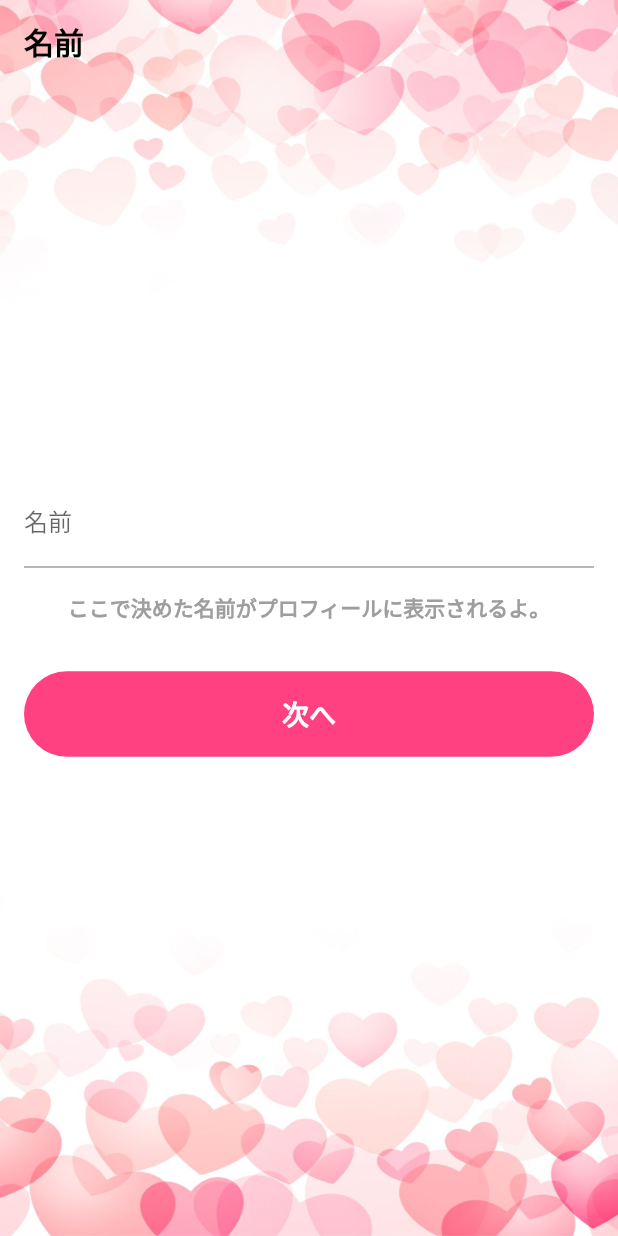
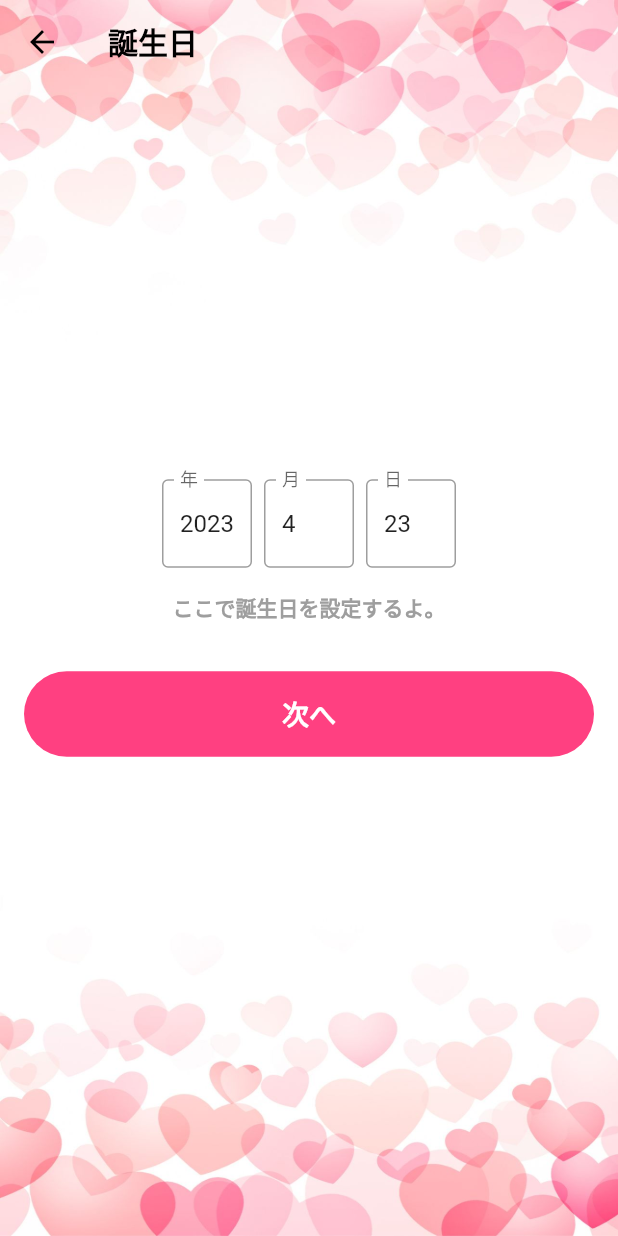
Before and after one commit to HirotakaUchishiba/koibana.ai, a Flutter app: the RegisterNameScreen screen opened directly, after a tap on "次へ", on a phone screen of 412 x 824 dp. Run offline on Flutter 3.47's test engine with Material 2 defaults, Android fonts, the phone set to English and light mode, and no system bars; our stand-ins replace email_validator, flutter_riverpod, hooks_riverpod.

Commit message:
誕生日設定ページ作成

```diff
--- /dev/null
+++ b/client/lib/providers/birthday_provider.dart
@@ -0,0 +1,19 @@
+import 'package:flutter_riverpod/flutter_riverpod.dart';
+
+class Birthday extends StateNotifier<DateTime> {
+  Birthday() : super(DateTime.now());
+
+  void updateYear(int year) {
+    state = DateTime(year, state.month, state.day);
+  }
+
+  void updateMonth(int month) {
+    state = DateTime(state.year, month, state.day);
+  }
+
+  void updateDay(int day) {
+    state = DateTime(state.year, state.month, day);
+  }
+}
+
+final birthdayProvider = StateNotifierProvider<Birthday, DateTime>((ref) => Birthday());
--- /dev/null
+++ b/client/lib/screens/register_birthday_screen/register_birthday_screen.dart
@@ -0,0 +1,112 @@
+import 'package:client/providers/birthday_provider.dart';
+import 'package:flutter/material.dart';
+import 'package:flutter/services.dart';
+import 'package:hooks_riverpod/hooks_riverpod.dart';
+
+class RegisterBirthdayScreen extends HookConsumerWidget {
+  const RegisterBirthdayScreen({super.key});
+
+  @override
+  Widget build(BuildContext context, WidgetRef ref) {
+    final birthday = ref.watch(birthdayProvider);
+
+    return Scaffold(
+      extendBodyBehindAppBar: true,
+      appBar: AppBar(
+          title: const Text('誕生日',
+              style:
+                  TextStyle(fontWeight: FontWeight.bold, color: Colors.black)),
+          iconTheme: const IconThemeData(color: Colors.black),
+          backgroundColor: Colors.transparent,
+          elevation: 0),
+      body: Container(
+        decoration: const BoxDecoration(
+          image: DecorationImage(
+            image: AssetImage('images/background_image2.jpg'),
+            fit: BoxFit.fill,
+          ),
+        ),
+        child: Padding(
+          padding: const EdgeInsets.fromLTRB(16, 0, 16, 0),
+          child: Center(
+            child: Column(
+              mainAxisAlignment: MainAxisAlignment.center,
+              children: [
+                Row(
+                  mainAxisAlignment: MainAxisAlignment.center,
+                  children: [
+                    _buildTextField(context, ref, '年', birthday.year,
+                        (value) {
+                      ref.read(birthdayProvider.notifier).updateYear(value);
+                    }),
+                    const SizedBox(width: 8),
+                    _buildTextField(context, ref, '月', birthday.month,
+                        (value) {
+                      ref.read(birthdayProvider.notifier).updateMonth(value);
+                    }),
+                    const SizedBox(width: 8),
+                    _buildTextField(context, ref, '日', birthday.day, (value) {
+                      ref.read(birthdayProvider.notifier).updateDay(value);
+                    }),
+                  ],
+                ),
+                const SizedBox(height: 16),
+                const Text('ここで誕生日を設定するよ。',
+                    style: TextStyle(
+                        fontWeight: FontWeight.bold, color: Colors.grey)),
+                const SizedBox(height: 32),
+                SizedBox(
+                  width: double.infinity,
+                  child: ElevatedButton(
+                    style: ElevatedButton.styleFrom(
+                      elevation: 0,
+                      foregroundColor: Colors.white,
+                      backgroundColor: Colors.pinkAccent,
+                      textStyle: const TextStyle(
+                        fontSize: 18,
+                        fontWeight: FontWeight.bold,
+                      ),
+                      padding: const EdgeInsets.symmetric(
+                          horizontal: 30, vertical: 15),
+                      shape: RoundedRectangleBorder(
+                        borderRadius: BorderRadius.circular(30),
+                      ),
+                    ),
+                    onPressed: () {
+                      // Save birthday to Firebase and navigate to next screen
+                    },
+                    child: const Text('次へ'),
+                  ),
+                ),
+              ],
+            ),
+          ),
+        ),
+      ),
+    );
+  }
+
+  Widget _buildTextField(BuildContext context, WidgetRef ref, String label,
+      int initialValue, Function(int) onChanged) {
+    return SizedBox(
+      width: 60,
+      child: TextField(
+        keyboardType: TextInputType.number,
+        onChanged: (value) {
+          if (value.isNotEmpty) {
+            onChanged(int.parse(value));
+          }
+        },
+        inputFormatters: [
+          // Allow only digits
+          FilteringTextInputFormatter.digitsOnly
+        ],
+        decoration: InputDecoration(
+          border: const OutlineInputBorder(),
+          labelText: label,
+        ),
+        controller: TextEditingController(text: initialValue.toString()),
+      ),
+    );
+  }
+}
--- a/client/lib/screens/register_name_screen/register_name_screen.dart
+++ b/client/lib/screens/register_name_screen/register_name_screen.dart
@@ -1,3 +1,4 @@
+import 'package:client/screens/register_birthday_screen/register_birthday_screen.dart';
 import 'package:flutter/material.dart';
 import 'package:hooks_riverpod/hooks_riverpod.dart';
 
@@ -65,7 +66,11 @@ class RegisterNameScreen extends HookConsumerWidget {
                       ),
                     ),
                     onPressed: () {
-                      // Save name to Firebase and navigate to next screen
+                     Navigator.push(
+                              context,
+                              MaterialPageRoute(
+                                  builder: (context) =>  RegisterBirthdayScreen()),
+                            );
                     },
                     child: const Text('次へ'),
                   ),
```
